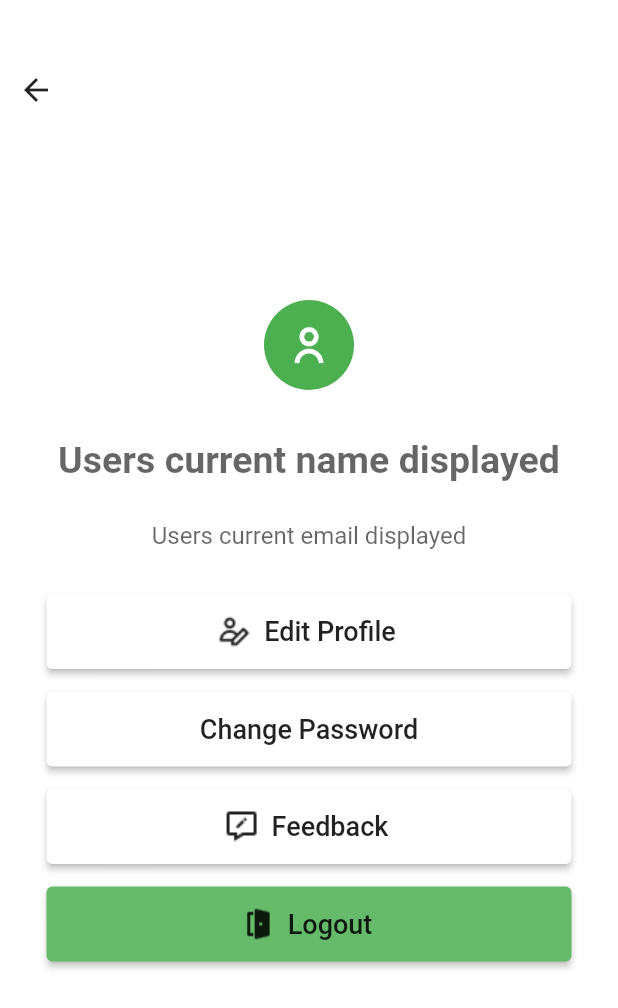
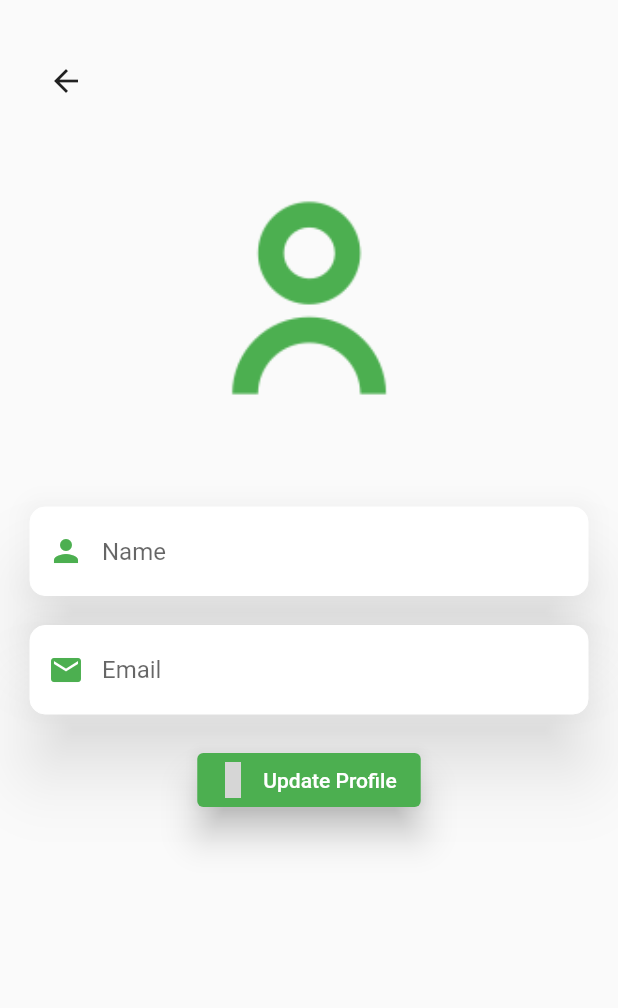
Before and after one commit to WebOps-and-Blockchain-Club/clinsti-mobile-client, a Flutter app: the MyProfileScreen screen opened directly, after a tap on "Edit Profile", on a phone screen of 412 x 824 dp. Shown: the top 1008 px of the screen. Run offline on Flutter 3.47's test engine with Material 2 defaults, Android fonts, the phone set to English and light mode, and no system bars; our stand-ins replace flutter_image_compress, fluttertoast, geolocator, google_maps_flutter, material_design_icons_flutter, shared_preferences; missing offline and left inert: multi_image_picker; accounts and stored records are empty; statements that could not run were skipped; grey boxes are pictures that could not be loaded.

Commit message:
editProfile,changepass Update

```diff
--- /dev/null
+++ b/lib/screens/HomeScreen/Profile/editProfile.dart
@@ -0,0 +1,173 @@
+import 'package:app_client/models/user.dart';
+import 'package:app_client/services/auth.dart';
+import 'package:flutter/material.dart';
+import 'package:fluttertoast/fluttertoast.dart';
+import 'package:material_design_icons_flutter/material_design_icons_flutter.dart';
+
+class MyEditProfileScreen extends StatefulWidget {
+  final AuthService auth;
+  MyEditProfileScreen({this.auth});
+  @override
+  _MyEditProfileScreenState createState() => _MyEditProfileScreenState();
+}
+
+class _MyEditProfileScreenState extends State<MyEditProfileScreen> {
+  TextEditingController _name = TextEditingController();
+  TextEditingController _email = TextEditingController();
+  final _formKey = GlobalKey<FormState>();
+  String error;
+  bool loading=false;
+  FocusNode nameFocusNode;
+
+  @override
+  void initState() {
+    super.initState();
+    nameFocusNode = FocusNode();
+    getUser();
+    loading = false;
+  }
+
+  @override
+  void dispose() {
+    nameFocusNode.dispose();
+    super.dispose();
+  }
+
+  getUser(){
+    User user = widget.auth.useR;
+    _name.text = user.name;
+    _email.text = user.email;
+  }
+
+  _updateUserProfile({AuthService auth, String email, String name}) async {
+
+    setState(() {
+      error = null;
+      loading=true;
+    });
+    try {
+      await auth.updateProfile(email: email, name: name);
+      Navigator.pop(context);
+      Fluttertoast.showToast(
+        msg: "Profile Updated",
+        toastLength: Toast.LENGTH_LONG,
+        backgroundColor: Colors.green,
+        textColor: Colors.white,
+        fontSize: 14.0
+      );
+    } catch (e) {
+      setState(() {
+        error = e.toString();
+      });
+    }
+    setState(() {
+      loading=false;
+    });
+  }
+
+  @override
+  Widget build(BuildContext context) {
+    return Scaffold(
+      body: loading ?
+          Center(
+            child: CircularProgressIndicator(),
+          ) :
+          Padding(
+            padding: const EdgeInsets.symmetric(vertical: 30, horizontal: 20),
+            child: Column(
+              crossAxisAlignment: CrossAxisAlignment.start,
+              children: [
+                BackButton(),
+                Expanded(
+                  child: SingleChildScrollView(
+                    child: Form(
+                      key: _formKey,
+                      child: Column(
+                        mainAxisAlignment: MainAxisAlignment.center,
+                        children: [
+                          Image.asset(
+                            "assets/user-01.png",
+                            scale: 0.8,
+                            color: Colors.green,
+                            ),
+                          SizedBox(height: 20),
+                          Material(
+                            elevation: 20.0,
+                            shadowColor: Colors.white,
+                            color: Colors.white,
+                            borderRadius: BorderRadius.circular(10),
+                            child: TextFormField(
+                              decoration: InputDecoration(
+                                hintText: "Name",
+                                prefixIcon: Icon(
+                                  Icons.person,
+                                  color: Colors.green,
+                                  ),
+                                enabledBorder: OutlineInputBorder(
+                                  borderRadius: BorderRadius.all(Radius.circular(10.0)),
+                                  borderSide: BorderSide(color: Colors.white,width: 0.0),
+                                  ),
+                                border: OutlineInputBorder(
+                                  borderRadius: BorderRadius.all(Radius.circular(10.0))
+                                )
+                              ),
+                              readOnly: false,
+                              controller: _name,
+                              maxLines: null,
+                              validator: (val) => val.isEmpty ? "Please enter your name" : null,
+                            ),
+                          ),
+                          SizedBox(height: 20),
+                          Material(
+                            elevation: 20.0,
+                            shadowColor: Colors.white,
+                            color: Colors.white,
+                            borderRadius: BorderRadius.circular(10.0),
+                            child: TextFormField(
+                              decoration: InputDecoration(
+                                hintText: "Email",
+                                prefixIcon: Icon(
+                                  Icons.email,
+                                  color: Colors.green,
+                                  ),
+                                enabledBorder: OutlineInputBorder(
+                                  borderRadius: BorderRadius.all(Radius.circular(10.0)),
+                                  borderSide: BorderSide(color: Colors.white,width: 0.0),
+                                  ),
+                                border: OutlineInputBorder(
+                                  borderRadius: BorderRadius.all(Radius.circular(10.0))
+                                )
+                              ),
+                              readOnly: false,
+                              controller: _email,
+                              maxLines: null,
+                              validator: (val) => val.isEmpty ? "Please enter your email" : null,
+                            ),
+                          ),
+                          SizedBox(height: 20),
+                          Center(
+                            child: ElevatedButton.icon(
+                              style: ButtonStyle(
+                                backgroundColor: MaterialStateProperty.all( Colors.green),
+                                elevation: MaterialStateProperty.all( 10 )
+                              ),
+                              onPressed: ()async {
+                                if(_formKey.currentState.validate())
+                                  await _updateUserProfile(
+                                    auth: widget.auth,
+                                    name: _name.text,
+                                    email: _email.text);},
+                              icon: Icon(MdiIcons.circleEditOutline),
+                              label: Text("Update Profile")),
+                          ),
+                        ],
+                      )
+                    ),
+                  ),
+                ),
+              ],
+            ),
+          )
+    );
+  }
+}
--- a/lib/screens/HomeScreen/Profile/profile.dart
+++ b/lib/screens/HomeScreen/Profile/profile.dart
@@ -1,6 +1,7 @@
 import 'package:app_client/models/user.dart';
 import 'package:app_client/screens/HomeScreen/Profile/changepassword.dart';
 import 'package:app_client/screens/HomeScreen/Feedback/main.dart';
+import 'package:app_client/screens/HomeScreen/Profile/editProfile.dart';
 import 'package:app_client/services/auth.dart';
 import 'package:flutter/material.dart';
 
@@ -155,9 +156,11 @@ class _MyProfileScreenState extends State<MyProfileScreen> {
                                       color: Colors.black87, fontSize: 18),
                                 ),
                           onPressed: () async {
-                            setState(() {
-                              isEditable = !isEditable;
-                            });
+                            Navigator.push(
+                              context,
+                              MaterialPageRoute(
+                                builder: (context) => MyEditProfileScreen(auth: widget.auth))
+                            );
                             // if(isEditable){
                             //   nameFocusNode.requestFocus();
                             //   _name.value = _name.value.copyWith(
```
Also changed, not shown: lib/screens/HomeScreen/Profile/changepassword.dart (+171 -82 lines).
